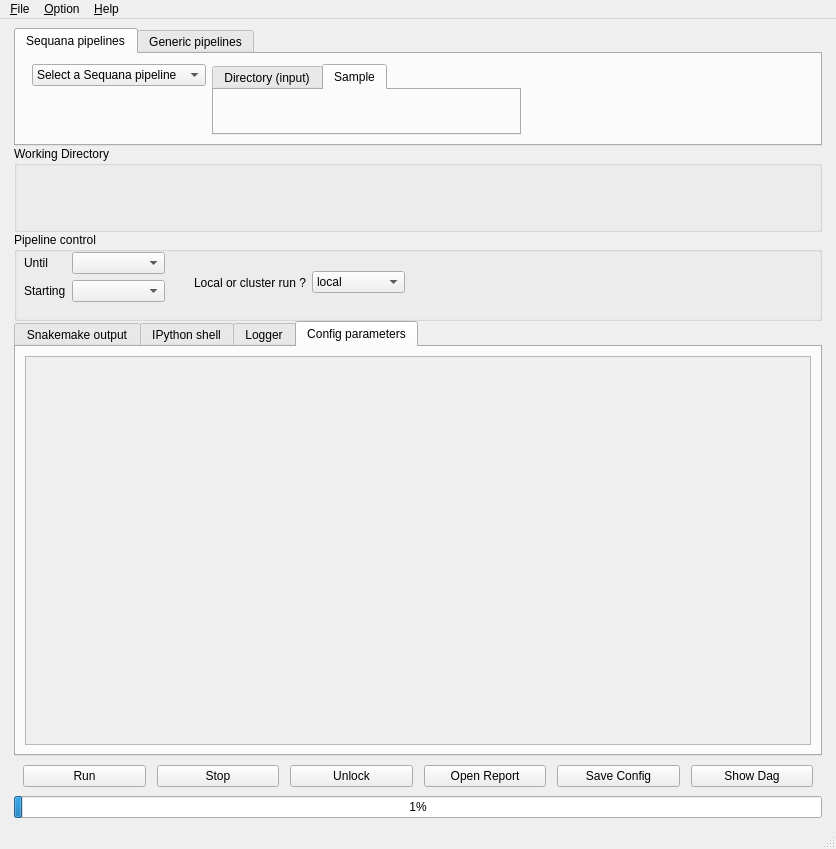
The window that sequana/gui/mainwindow.ui (vladsaveliev/sequana) describes before a commit, drawn with Qt 5.
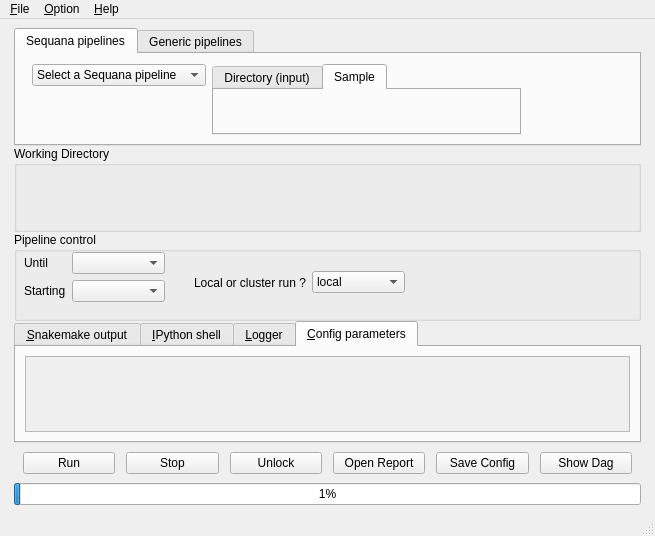
The same window after the commit. The open tabs and pages were chosen to show the change.

```diff
--- a/sequana/gui/mainwindow.ui
+++ b/sequana/gui/mainwindow.ui
@@ -6,8 +6,8 @@
    <rect>
     <x>0</x>
     <y>0</y>
-    <width>836</width>
-    <height>849</height>
+    <width>655</width>
+    <height>536</height>
    </rect>
   </property>
   <property name="sizePolicy">
@@ -333,7 +333,7 @@
       <item>
        <widget class="QTabWidget" name="tabs">
         <property name="sizePolicy">
-         <sizepolicy hsizetype="Preferred" vsizetype="Fixed">
+         <sizepolicy hsizetype="Preferred" vsizetype="Preferred">
           <horstretch>0</horstretch>
           <verstretch>0</verstretch>
          </sizepolicy>
@@ -370,7 +370,7 @@
           </sizepolicy>
          </property>
          <attribute name="title">
-          <string>Snakemake output</string>
+          <string>&amp;Snakemake output</string>
          </attribute>
          <layout class="QGridLayout" name="gridLayout_5">
           <item row="0" column="0">
@@ -386,7 +386,7 @@
           </sizepolicy>
          </property>
          <attribute name="title">
-          <string>IPython shell</string>
+          <string>&amp;IPython shell</string>
          </attribute>
          <layout class="QGridLayout" name="gridLayout">
           <item row="0" column="0">
@@ -403,7 +403,7 @@
         </widget>
         <widget class="QWidget" name="logger">
          <attribute name="title">
-          <string>Logger</string>
+          <string>&amp;Logger</string>
          </attribute>
          <layout class="QGridLayout" name="gridLayout_3">
           <item row="0" column="0">
@@ -413,7 +413,7 @@
         </widget>
         <widget class="QWidget" name="tab_3">
          <attribute name="title">
-          <string>Config parameters</string>
+          <string>&amp;Config parameters</string>
          </attribute>
          <layout class="QGridLayout" name="gridLayout_4">
           <item row="0" column="0">
@@ -438,8 +438,8 @@
               <rect>
                <x>0</x>
                <y>0</y>
-               <width>784</width>
-               <height>383</height>
+               <width>603</width>
+               <height>70</height>
               </rect>
              </property>
             </widget>
@@ -575,7 +575,7 @@
     <rect>
      <x>0</x>
      <y>0</y>
-     <width>836</width>
+     <width>655</width>
      <height>19</height>
     </rect>
    </property>
```
Left out of the diff: 25 changed lines with no effect on the pictures.
